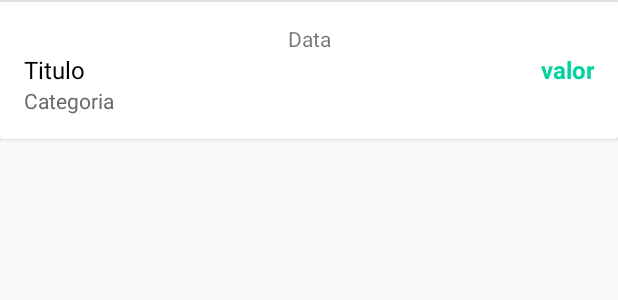
After one commit to EdmilsonMedeiros/Projeto_Alzy_Cash, an Android app: the layout adapter_movimentacao.xml on its own in the app's theme, with its tools: preview values and no code run, on a phone screen of 412 x 824 dp. The commit adds this screen. Shown: the top 300 px of the screen. Run offline under Robolectric (Android 15) with nearby library versions, the phone set to English and light mode, and no system bars.

Commit message:
Refatorando. Adicionada função de exibir movimentação.

```diff
--- a/Alzy/app/src/main/AndroidManifest.xml
+++ b/Alzy/app/src/main/AndroidManifest.xml
@@ -9,9 +9,11 @@
         android:roundIcon="@mipmap/ic_carteira"
         android:supportsRtl="true"
         android:theme="@style/AppTheme">
-        <activity android:name=".activity.DetalhesActivity"
+        <activity android:name=".pacoteauxiliar.AdapterMovimentacao"></activity>
+        <activity
+            android:name=".activity.DetalhesActivity"
             android:screenOrientation="portrait"
-            android:theme="@style/AppThemeDefault"/>
+            android:theme="@style/AppThemeDefault" />
         <activity
             android:name=".activity.ReportActivity"
             android:screenOrientation="portrait"
--- /dev/null
+++ b/Alzy/app/src/main/res/layout/adapter_movimentacao.xml
@@ -0,0 +1,67 @@
+<?xml version="1.0" encoding="utf-8"?>
+<androidx.cardview.widget.CardView xmlns:android="http://schemas.android.com/apk/res/android"
+    xmlns:app="http://schemas.android.com/apk/res-auto"
+    android:id="@+id/cardMovimentacao"
+    android:layout_width="match_parent"
+    android:layout_height="wrap_content"
+    android:elevation="3dp">
+
+    <LinearLayout
+        android:layout_width="match_parent"
+        android:layout_height="wrap_content"
+        android:layout_margin="16dp"
+        android:orientation="vertical">
+
+        <TextView
+            android:id="@+id/textDataAdapter"
+            android:layout_width="match_parent"
+            android:layout_height="wrap_content"
+            android:text="Data"
+            android:textAlignment="center" />
+
+        <LinearLayout
+            android:layout_width="match_parent"
+            android:layout_height="wrap_content"
+            android:orientation="horizontal">
+
+            <TextView
+                android:id="@+id/textAdapterTitulo"
+                android:layout_width="wrap_content"
+                android:layout_height="wrap_content"
+                android:layout_weight="5"
+                android:text="Titulo"
+                android:textColor="@android:color/black"
+                android:textSize="16sp" />
+
+            <TextView
+                android:id="@+id/textAdapterValor"
+                android:layout_width="wrap_content"
+                android:layout_height="wrap_content"
+                android:layout_weight="1"
+                android:gravity="end"
+                android:text="valor"
+                android:textColor="#00D39E"
+                android:textSize="16sp"
+                android:textStyle="bold" />
+
+        </LinearLayout>
+
+        <TextView
+            android:id="@+id/textAdapterCategoria"
+            android:layout_width="wrap_content"
+            android:layout_height="wrap_content"
+            android:layout_weight="5"
+            android:text="Categoria"
+            android:textColor="#696969"
+            android:textSize="14sp" />
+
+
+    </LinearLayout>
+
+    <View
+        android:id="@+id/divider10"
+        android:layout_width="match_parent"
+        android:layout_height="1dp"
+        android:background="?android:attr/listDivider" />
+
+</androidx.cardview.widget.CardView>
--- a/Alzy/build.gradle
+++ b/Alzy/build.gradle
@@ -5,7 +5,7 @@ buildscript {
         jcenter()
     }
     dependencies {
-        classpath "com.android.tools.build:gradle:4.0.1"
+        classpath 'com.android.tools.build:gradle:4.0.2'
         classpath 'com.google.gms:google-services:4.3.3'
         // NOTE: Do not place your application dependencies here; they belong
         // in the individual module build.gradle files
```
Also changed, not shown: Alzy/app/src/main/java/com/ed/medeiros/alzy/activity/PrincipalActivity.java (+72 -15 lines), Alzy/app/src/main/java/com/ed/medeiros/alzy/pacoteauxiliar/AdapterMovimentacao.java (added, +80 -0 lines), Alzy/app/src/main/res/layout/activity_principal.xml (+12 -3 lines).
